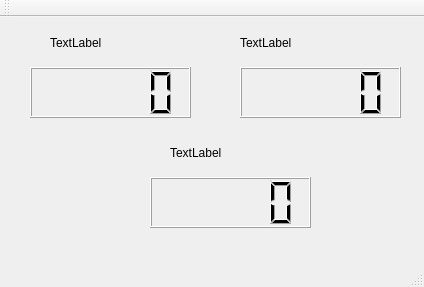
Before: the Qt Designer form 3D_data_export_1_0/test_debug/doppler_net _project/mainwindow.ui in liuyaoxinneo/Qt, drawn with Qt 5.
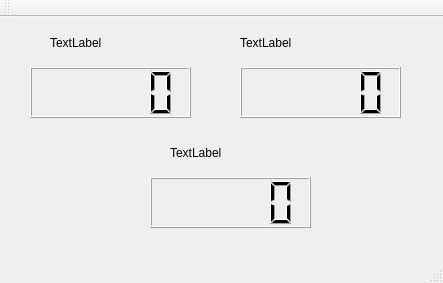
After: the same form once the commit is applied.

Diff of the .ui file:
```diff
--- a/3D_data_export_1_0/test_debug/doppler_net _project/mainwindow.ui
+++ b/3D_data_export_1_0/test_debug/doppler_net _project/mainwindow.ui
@@ -6,8 +6,8 @@
    <rect>
     <x>0</x>
     <y>0</y>
-    <width>424</width>
-    <height>287</height>
+    <width>443</width>
+    <height>283</height>
    </rect>
   </property>
   <property name="windowTitle">
```
Left out of the diff: 2 changed lines with no effect on the pictures.
